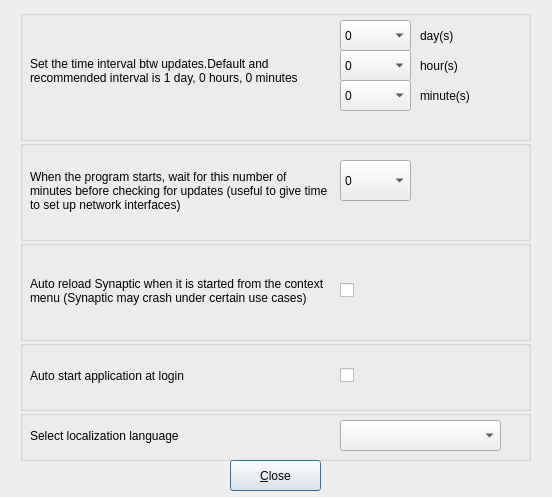
Before: the Qt Designer form src/configuredialog.ui in mhogomchungu/qt-update-notifier, drawn with Qt 5.
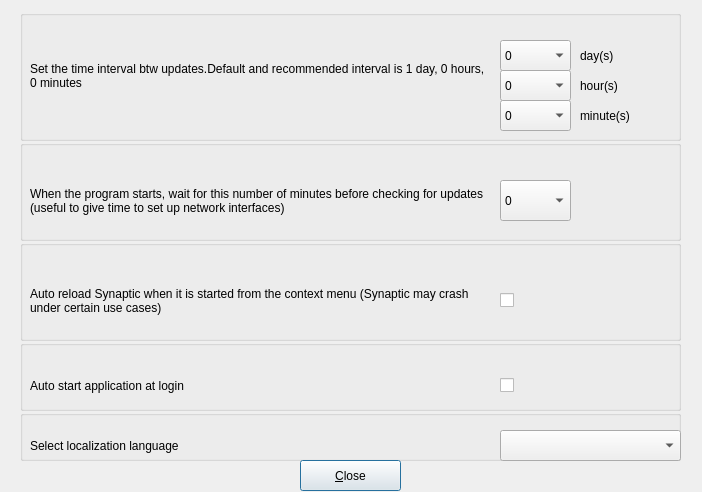
After: the same form once the commit is applied.

```diff
--- a/src/configuredialog.ui
+++ b/src/configuredialog.ui
@@ -6,8 +6,8 @@
    <rect>
     <x>0</x>
     <y>0</y>
-    <width>552</width>
-    <height>497</height>
+    <width>702</width>
+    <height>492</height>
    </rect>
   </property>
   <property name="windowTitle">
@@ -18,7 +18,7 @@
     <rect>
      <x>20</x>
      <y>10</y>
-     <width>511</width>
+     <width>661</width>
      <height>131</height>
     </rect>
    </property>
@@ -29,9 +29,9 @@
     <property name="geometry">
      <rect>
       <x>10</x>
-      <y>10</y>
-      <width>301</width>
-      <height>101</height>
+      <y>20</y>
+      <width>461</width>
+      <height>91</height>
      </rect>
     </property>
     <property name="text">
@@ -44,8 +44,8 @@
    <widget class="QComboBox" name="gbUpdateIntervalComboBoxDays">
     <property name="geometry">
      <rect>
-      <x>320</x>
-      <y>10</y>
+      <x>480</x>
+      <y>30</y>
       <width>71</width>
       <height>31</height>
      </rect>
@@ -94,8 +94,8 @@
    <widget class="QComboBox" name="gbUpdateIntervalComboBoxHours">
     <property name="geometry">
      <rect>
-      <x>320</x>
-      <y>40</y>
+      <x>480</x>
+      <y>60</y>
       <width>71</width>
       <height>31</height>
      </rect>
@@ -229,8 +229,8 @@
    <widget class="QComboBox" name="gbUpdateIntervalComboBoxMinutes">
     <property name="geometry">
      <rect>
-      <x>320</x>
-      <y>70</y>
+      <x>480</x>
+      <y>90</y>
       <width>71</width>
       <height>31</height>
      </rect>
@@ -544,8 +544,8 @@
    <widget class="QLabel" name="labelDays">
     <property name="geometry">
      <rect>
-      <x>400</x>
-      <y>10</y>
+      <x>560</x>
+      <y>30</y>
       <width>91</width>
       <height>31</height>
      </rect>
@@ -557,8 +557,8 @@
    <widget class="QLabel" name="labelHours">
     <property name="geometry">
      <rect>
-      <x>400</x>
-      <y>40</y>
+      <x>560</x>
+      <y>60</y>
       <width>91</width>
       <height>31</height>
      </rect>
@@ -570,8 +570,8 @@
    <widget class="QLabel" name="labelMinutes">
     <property name="geometry">
      <rect>
-      <x>400</x>
-      <y>70</y>
+      <x>560</x>
+      <y>90</y>
       <width>91</width>
       <height>31</height>
      </rect>
@@ -586,7 +586,7 @@
     <rect>
      <x>20</x>
      <y>140</y>
-     <width>511</width>
+     <width>661</width>
      <height>101</height>
     </rect>
    </property>
@@ -610,9 +610,9 @@
     <property name="geometry">
      <rect>
       <x>10</x>
-      <y>0</y>
-      <width>301</width>
-      <height>101</height>
+      <y>20</y>
+      <width>461</width>
+      <height>81</height>
      </rect>
     </property>
     <property name="text">
@@ -625,8 +625,8 @@
    <widget class="QComboBox" name="gbDelayStartIntervalComboBox">
     <property name="geometry">
      <rect>
-      <x>320</x>
-      <y>20</y>
+      <x>480</x>
+      <y>40</y>
       <width>71</width>
       <height>41</height>
      </rect>
@@ -663,7 +663,7 @@
     <rect>
      <x>20</x>
      <y>410</y>
-     <width>511</width>
+     <width>661</width>
      <height>51</height>
     </rect>
    </property>
@@ -674,9 +674,9 @@
     <property name="geometry">
      <rect>
       <x>10</x>
-      <y>0</y>
-      <width>301</width>
-      <height>51</height>
+      <y>20</y>
+      <width>461</width>
+      <height>31</height>
      </rect>
     </property>
     <property name="text">
@@ -689,9 +689,9 @@
    <widget class="QComboBox" name="comboBoxLanguageList">
     <property name="geometry">
      <rect>
-      <x>320</x>
-      <y>10</y>
-      <width>161</width>
+      <x>480</x>
+      <y>20</y>
+      <width>181</width>
       <height>31</height>
      </rect>
     </property>
@@ -700,9 +700,9 @@
   <widget class="QPushButton" name="pbClose">
    <property name="geometry">
     <rect>
-     <x>230</x>
+     <x>300</x>
      <y>460</y>
-     <width>91</width>
+     <width>101</width>
      <height>31</height>
     </rect>
    </property>
@@ -715,7 +715,7 @@
     <rect>
      <x>20</x>
      <y>340</y>
-     <width>511</width>
+     <width>661</width>
      <height>71</height>
     </rect>
    </property>
@@ -739,9 +739,9 @@
     <property name="geometry">
      <rect>
       <x>10</x>
-      <y>0</y>
-      <width>291</width>
-      <height>71</height>
+      <y>20</y>
+      <width>461</width>
+      <height>51</height>
      </rect>
     </property>
     <property name="text">
@@ -754,10 +754,10 @@
    <widget class="QCheckBox" name="checkBoxAutoStart">
     <property name="geometry">
      <rect>
-      <x>320</x>
-      <y>0</y>
-      <width>191</width>
-      <height>71</height>
+      <x>480</x>
+      <y>20</y>
+      <width>181</width>
+      <height>51</height>
      </rect>
     </property>
     <property name="text">
@@ -770,7 +770,7 @@
     <rect>
      <x>20</x>
      <y>240</y>
-     <width>511</width>
+     <width>661</width>
      <height>101</height>
     </rect>
    </property>
@@ -781,9 +781,9 @@
     <property name="geometry">
      <rect>
       <x>10</x>
-      <y>0</y>
-      <width>301</width>
-      <height>101</height>
+      <y>20</y>
+      <width>461</width>
+      <height>81</height>
      </rect>
     </property>
     <property name="text">
@@ -796,10 +796,10 @@
    <widget class="QCheckBox" name="checkBoxSynapticAutoRefresh">
     <property name="geometry">
      <rect>
-      <x>320</x>
-      <y>0</y>
-      <width>181</width>
-      <height>101</height>
+      <x>480</x>
+      <y>20</y>
+      <width>171</width>
+      <height>81</height>
      </rect>
     </property>
     <property name="text">
```
